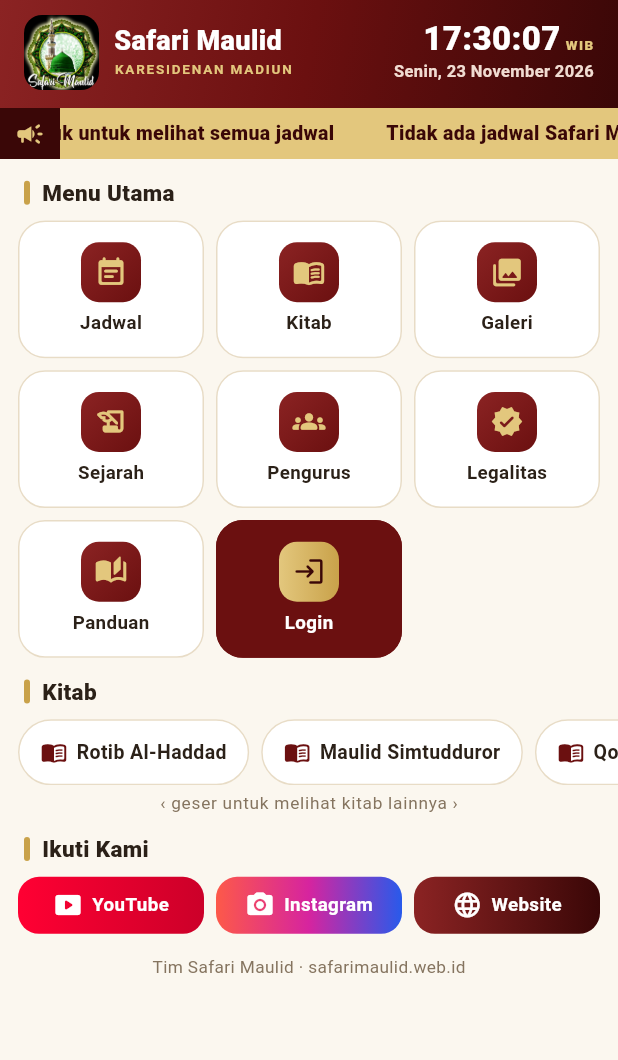
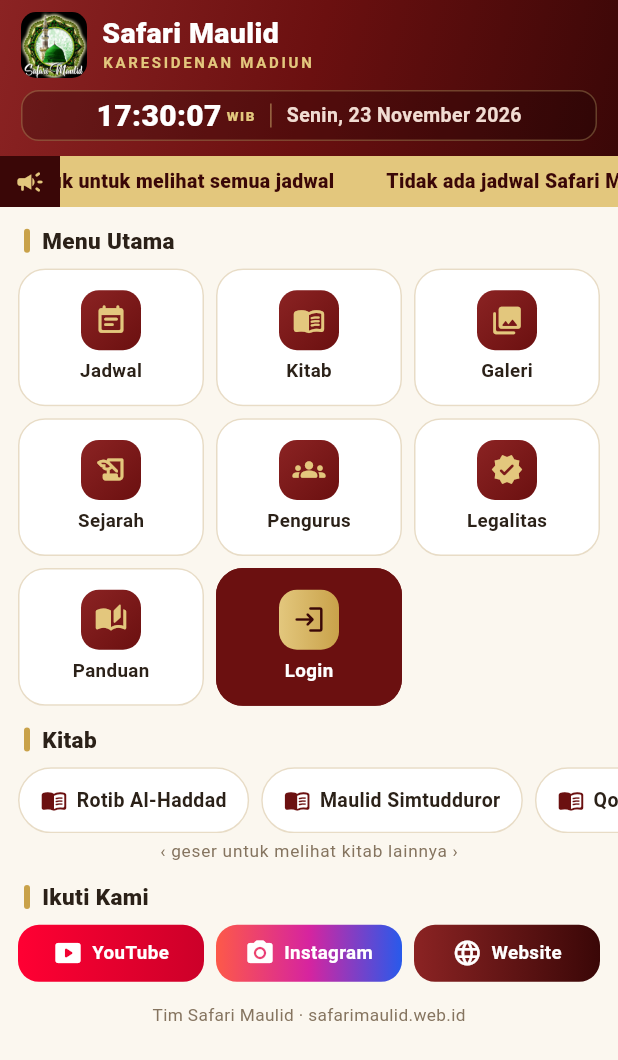
Before and after one commit to sandiariwijaya/safari_maulid, a Flutter app: the screen it shows after launch, on a phone screen of 412 x 824 dp. Shown: the top 1060 px of the screen. Run offline on Flutter 3.47's test engine with Material 3 defaults, Android fonts, the phone set to English and light mode, and no system bars; our stand-ins replace cached_network_image, google_fonts, permission_handler, photo_view, shared_preferences; missing offline and left inert: flutter_inappwebview; network calls fail.

Commit message:
Add files via upload

```diff
--- a/lib/main.dart
+++ b/lib/main.dart
@@ -245,36 +245,54 @@ class _HalamanUtamaState extends State<HalamanUtama> {
           padding: EdgeInsets.zero,
           children: [
             // ---------- kepala ----------
-            Container(
-              padding: EdgeInsets.fromLTRB(16, top + 10, 16, 12),
+            MediaQuery.withClampedTextScaling(
+              maxScaleFactor: 1.15,
+              child: Container(
+                padding: EdgeInsets.fromLTRB(14, top + 8, 14, 10),
                 decoration: const BoxDecoration(
                   gradient: LinearGradient(colors: [kMaroon2, kMaroon, kMaroonDeep], begin: Alignment.topLeft, end: Alignment.bottomRight),
                 ),
-              child: Row(children: [
+                child: Column(children: [
+                  Row(children: [
                     ClipRRect(
-                  borderRadius: BorderRadius.circular(12),
-                  child: Image.asset('assets/logo.png', width: 50, height: 50, fit: BoxFit.cover),
+                      borderRadius: BorderRadius.circular(10),
+                      child: Image.asset('assets/logo.png', width: 44, height: 44, fit: BoxFit.cover),
                     ),
                     const SizedBox(width: 10),
                     const Expanded(
                       child: Column(crossAxisAlignment: CrossAxisAlignment.start, children: [
-                    Text('Safari Maulid', maxLines: 1, softWrap: false, overflow: TextOverflow.fade, style: TextStyle(color: Colors.white, fontSize: 18, fontWeight: FontWeight.w800, height: 1.1)),
+                        Text('Safari Maulid', maxLines: 1, overflow: TextOverflow.ellipsis,
+                            style: TextStyle(color: Colors.white, fontSize: 19, fontWeight: FontWeight.w800, height: 1.1)),
                         SizedBox(height: 2),
-                    Text('KARESIDENAN MADIUN', maxLines: 1, softWrap: false, overflow: TextOverflow.fade, style: TextStyle(color: kGold, fontSize: 9, letterSpacing: 1.2, fontWeight: FontWeight.w700)),
+                        Text('KARESIDENAN MADIUN', maxLines: 1, overflow: TextOverflow.ellipsis,
+                            style: TextStyle(color: kGold, fontSize: 10, letterSpacing: 1.8, fontWeight: FontWeight.w700)),
                       ]),
                     ),
-                Column(crossAxisAlignment: CrossAxisAlignment.end, children: [
-                  Row(crossAxisAlignment: CrossAxisAlignment.end, children: [
+                  ]),
+                  const SizedBox(height: 8),
+                  Container(
+                    width: double.infinity,
+                    padding: const EdgeInsets.symmetric(horizontal: 12, vertical: 6),
+                    decoration: BoxDecoration(
+                      color: Colors.black.withValues(alpha: 0.22),
+                      borderRadius: BorderRadius.circular(12),
+                      border: Border.all(color: kGold.withValues(alpha: 0.3)),
+                    ),
+                    child: FittedBox(
+                      fit: BoxFit.scaleDown,
+                      child: Row(crossAxisAlignment: CrossAxisAlignment.center, children: [
                         Text('${_dua(_wib.hour)}:${_dua(_wib.minute)}:${_dua(_wib.second)}',
-                        style: const TextStyle(color: Colors.white, fontSize: 22, fontWeight: FontWeight.w800, height: 1, fontFeatures: [FontFeature.tabularFigures()])),
+                            style: const TextStyle(color: Colors.white, fontSize: 20, fontWeight: FontWeight.w800, height: 1, fontFeatures: [FontFeature.tabularFigures()])),
                         const SizedBox(width: 3),
                         const Text('WIB', style: TextStyle(color: kGold, fontWeight: FontWeight.w800, fontSize: 9, letterSpacing: 1)),
+                        Container(width: 1, height: 16, margin: const EdgeInsets.symmetric(horizontal: 10), color: kGold.withValues(alpha: 0.5)),
+                        Text('${_hari[_wib.weekday - 1]}, ${_wib.day} ${_bulan[_wib.month - 1]} ${_wib.year}',
+                            style: const TextStyle(color: Color(0xFFF1DCD2), fontWeight: FontWeight.w600, fontSize: 13)),
                       ]),
-                  const SizedBox(height: 3),
-                  Text('${_hari[_wib.weekday - 1]}, ${_wib.day} ${_bulan[_wib.month - 1]} ${_wib.year}',
-                      style: const TextStyle(color: Color(0xFFF1DCD2), fontWeight: FontWeight.w600, fontSize: 11)),
+                    ),
+                  ),
                 ]),
-              ]),
+              ),
             ),
 
             // ---------- tulisan berjalan: jadwal hari ini ----------
--- a/pubspec.yaml
+++ b/pubspec.yaml
@@ -3,7 +3,7 @@ description: Aplikasi Safari Maulid Karesidenan Madiun - membuka website https:/
 publish_to: 'none'
 
 # 1.1.0 = versi tampil. versionCode otomatis = nomor build GitHub.
-version: 1.4.2+5
+version: 1.4.3+6
 
 environment:
   sdk: '>=3.4.0 <4.0.0'
```
Lines whose indentation alone changed are shown as unchanged.
